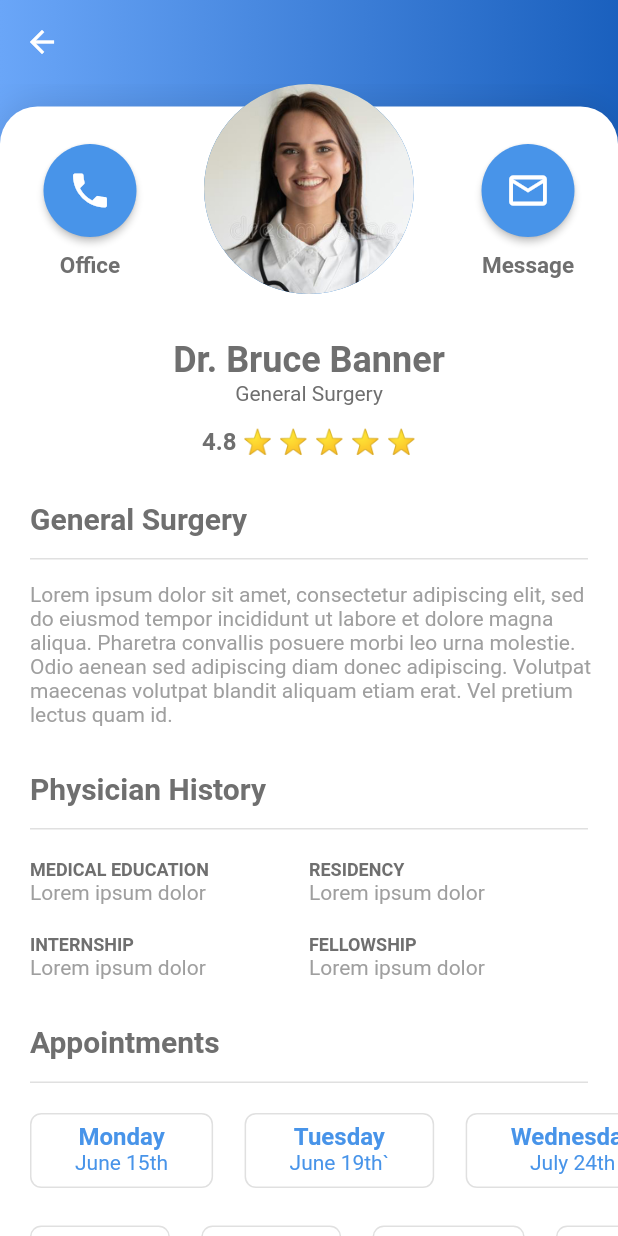
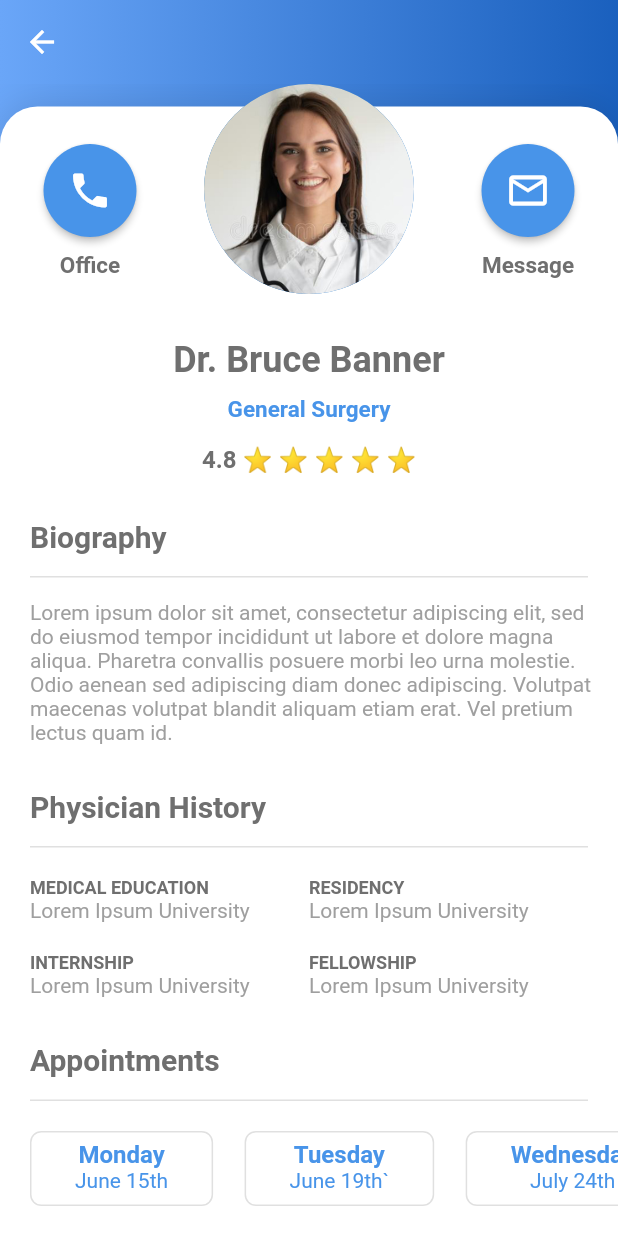
Before and after one commit to prodev880110/medical-flutter, a Flutter app: the ProfilePage screen opened directly, on a phone screen of 412 x 824 dp. Run offline on Flutter 3.47's test engine with Material 2 defaults, Android fonts, the phone set to English and light mode, and no system bars; network calls fail.

Commit message:
Profile page just about finished

```diff
--- a/lib/routes/profile.dart
+++ b/lib/routes/profile.dart
@@ -248,10 +248,17 @@ class _ProfilePageState extends State<ProfilePage> {
                             ),
                             Align(
                               alignment: Alignment.center,
-                              child: Text(
-                                'General Surgery',
-                                style: TextStyle(
-                                  color: Color(0xFF6f6f6f),
+                              child: Padding(
+                                padding: EdgeInsets.only(
+                                  top: 10.0,
+                                ),
+                                child: Text(
+                                  'General Surgery',
+                                  style: TextStyle(
+                                    fontWeight: FontWeight.bold,
+                                    fontSize: 15,
+                                    color: Color(0xFF4894e9),
+                                  ),
                                 ),
                               ),
                             ),
@@ -277,7 +284,7 @@ class _ProfilePageState extends State<ProfilePage> {
                       child: Align(
                         alignment: Alignment.centerLeft,
                         child: Text(
-                          'General Surgery',
+                          'Biography',
                           style: TextStyle(
                             fontWeight: FontWeight.bold,
                             fontSize: 20,
@@ -369,7 +376,7 @@ class _ProfilePageState extends State<ProfilePage> {
                                     ),
                                   ),
                                   Text(
-                                    'Lorem ipsum dolor ',
+                                    'Lorem Ipsum University',
                                     style: TextStyle(
                                       color: Color(0xFF9f9f9f),
                                     ),
@@ -388,7 +395,7 @@ class _ProfilePageState extends State<ProfilePage> {
                                     ),
                                   ),
                                   Text(
-                                    'Lorem ipsum dolor ',
+                                    'Lorem Ipsum University',
                                     style: TextStyle(
                                       color: Color(0xFF9f9f9f),
                                     ),
@@ -409,7 +416,7 @@ class _ProfilePageState extends State<ProfilePage> {
                                     ),
                                   ),
                                   Text(
-                                    'Lorem ipsum dolor ',
+                                    'Lorem Ipsum University',
                                     style: TextStyle(
                                       color: Color(0xFF9f9f9f),
                                     ),
@@ -428,7 +435,7 @@ class _ProfilePageState extends State<ProfilePage> {
                                     ),
                                   ),
                                   Text(
-                                    'Lorem ipsum dolor ',
+                                    'Lorem Ipsum University',
                                     style: TextStyle(
                                       color: Color(0xFF9f9f9f),
                                     ),
```
